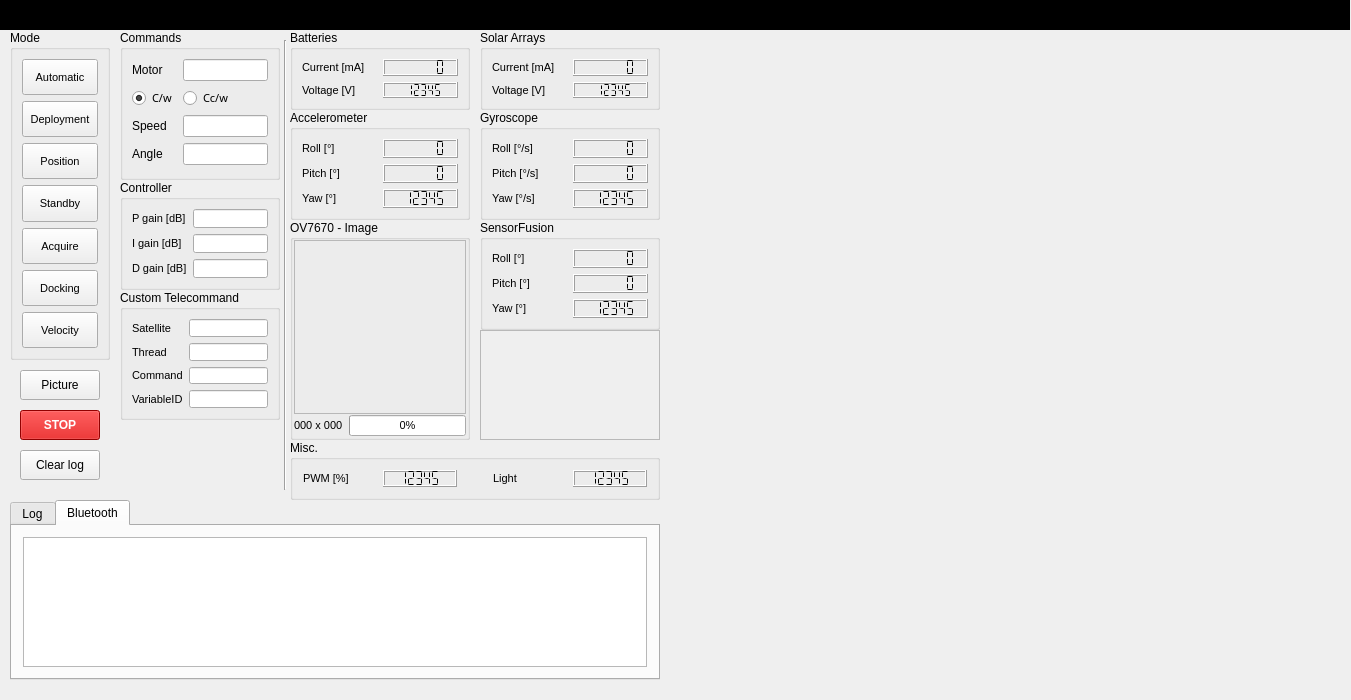
Above: groundstation.ui from Angele-/FloatSat_GroundStation before the change. Below: the same form after it.
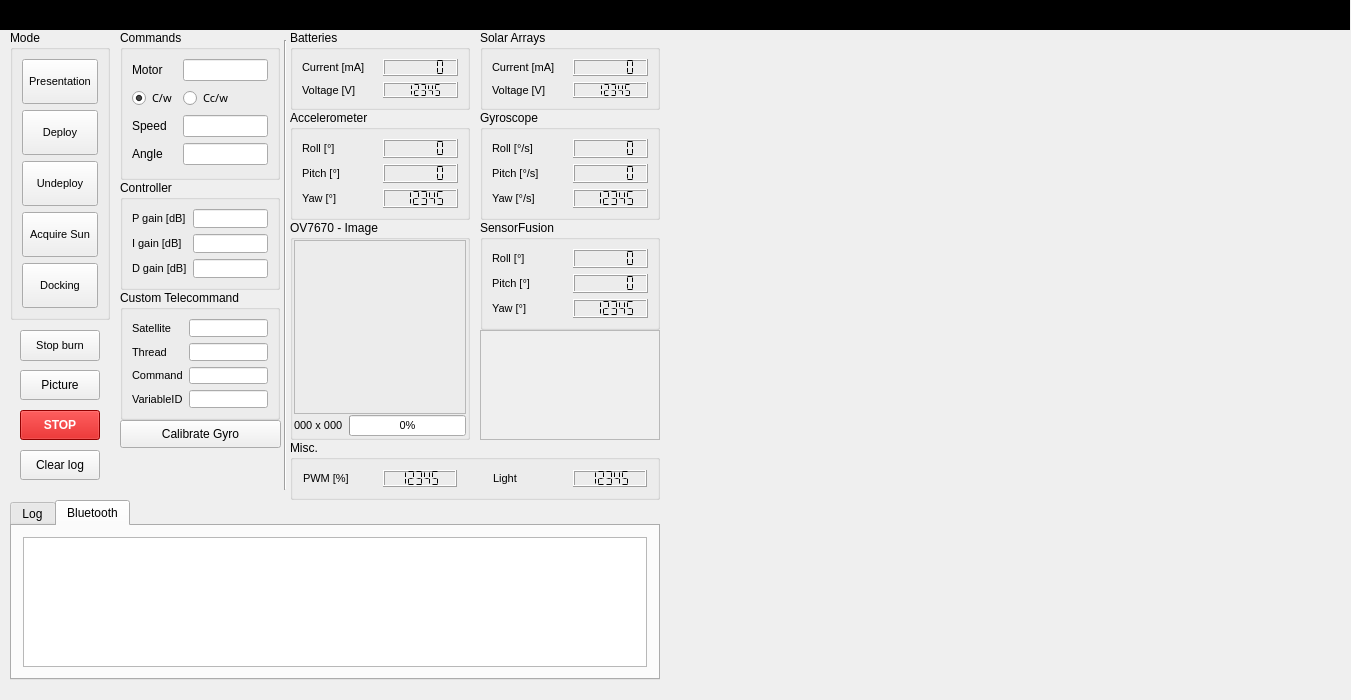
That is the form after the change. Custom widgets are drawn as their Qt base class.

Commit message: Presentation mode, modified buttons and plots

```diff
--- a/groundstation.ui
+++ b/groundstation.ui
@@ -1309,7 +1309,7 @@
       <x>10</x>
       <y>30</y>
       <width>100</width>
-      <height>330</height>
+      <height>290</height>
      </rect>
     </property>
     <property name="font">
@@ -1351,7 +1351,7 @@
         </font>
        </property>
        <property name="text">
-        <string>Automatic</string>
+        <string>Presentation</string>
        </property>
       </widget>
      </item>
@@ -1372,7 +1372,7 @@
         </font>
        </property>
        <property name="text">
-        <string>Deployment</string>
+        <string>Deploy</string>
        </property>
       </widget>
      </item>
@@ -1393,28 +1393,7 @@
         </font>
        </property>
        <property name="text">
-        <string>Position</string>
-       </property>
-      </widget>
-     </item>
-     <item>
-      <widget class="QPushButton" name="pushButton_Standby_Mode">
-       <property name="sizePolicy">
-        <sizepolicy hsizetype="Minimum" vsizetype="Expanding">
-         <horstretch>0</horstretch>
-         <verstretch>0</verstretch>
-        </sizepolicy>
-       </property>
-       <property name="font">
-        <font>
-         <family>Segoe UI Symbol</family>
-         <pointsize>8</pointsize>
-         <weight>50</weight>
-         <bold>false</bold>
-        </font>
-       </property>
-       <property name="text">
-        <string>Standby</string>
+        <string>Undeploy</string>
        </property>
       </widget>
      </item>
@@ -1435,7 +1414,7 @@
         </font>
        </property>
        <property name="text">
-        <string>Acquire</string>
+        <string>Acquire Sun</string>
        </property>
       </widget>
      </item>
@@ -1460,27 +1439,6 @@
        </property>
       </widget>
      </item>
-     <item>
-      <widget class="QPushButton" name="pushButton_Velocity_Mode">
-       <property name="sizePolicy">
-        <sizepolicy hsizetype="Minimum" vsizetype="Expanding">
-         <horstretch>0</horstretch>
-         <verstretch>0</verstretch>
-        </sizepolicy>
-       </property>
-       <property name="font">
-        <font>
-         <family>Segoe UI Symbol</family>
-         <pointsize>8</pointsize>
-         <weight>50</weight>
-         <bold>false</bold>
-        </font>
-       </property>
-       <property name="text">
-        <string>Velocity</string>
-       </property>
-      </widget>
-     </item>
     </layout>
    </widget>
    <widget class="QGroupBox" name="groupBox_Controller">
@@ -1675,6 +1633,48 @@
      <string>Picture</string>
     </property>
    </widget>
+   <widget class="QPushButton" name="pushButton_stop_burn">
+    <property name="geometry">
+     <rect>
+      <x>20</x>
+      <y>330</y>
+      <width>80</width>
+      <height>31</height>
+     </rect>
+    </property>
+    <property name="sizePolicy">
+     <sizepolicy hsizetype="Minimum" vsizetype="Expanding">
+      <horstretch>0</horstretch>
+      <verstretch>0</verstretch>
+     </sizepolicy>
+    </property>
+    <property name="font">
+     <font>
+      <pointsize>8</pointsize>
+     </font>
+    </property>
+    <property name="text">
+     <string>Stop burn</string>
+    </property>
+   </widget>
+   <widget class="QPushButton" name="pushButton_calibrate_gyro">
+    <property name="geometry">
+     <rect>
+      <x>120</x>
+      <y>420</y>
+      <width>161</width>
+      <height>28</height>
+     </rect>
+    </property>
+    <property name="font">
+     <font>
+      <family>Segoe UI Symbol</family>
+     </font>
+    </property>
+    <property name="text">
+     <string>Calibrate Gyro</string>
+    </property>
+   </widget>
   </widget>
  </widget>
  <layoutdefault spacing="6" margin="11"/>
```
Left out of the diff: 8 changed lines with no effect on the pictures. The commit also changes 2 other files.
